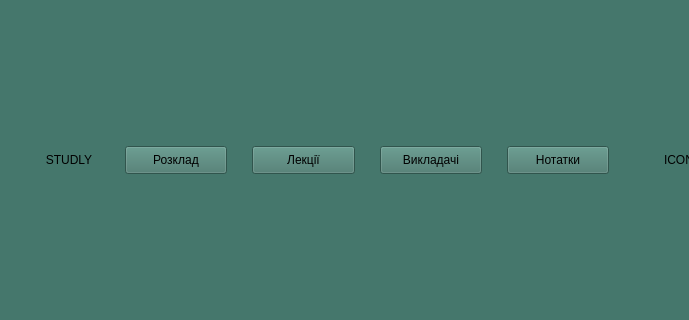
First picture: the form in studly/mainwindowstudent.ui, repository MykytaKa/MVP_Studly_Product, before the edit; both pictures show x 0 to 689 and y 119 to 439 of the 800 by 600 pixel window.
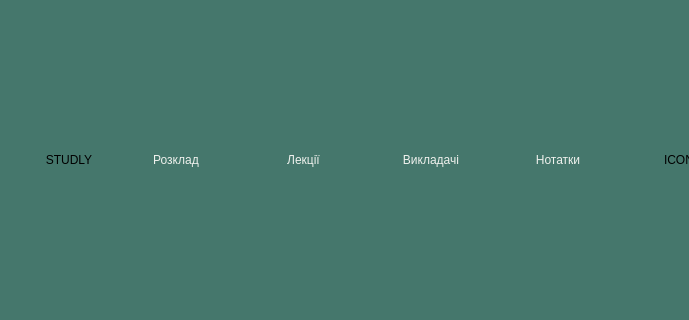
Second picture: the form after the edit.

```diff
--- a/studly/mainwindowstudent.ui
+++ b/studly/mainwindowstudent.ui
@@ -59,6 +59,11 @@
              <verstretch>0</verstretch>
             </sizepolicy>
            </property>
+           <property name="styleSheet">
+            <string notr="true">border-style: solid;
+        border-width: 0px;
+        color: rgb(239, 241, 237);</string>
+           </property>
            <property name="text">
             <string>Розклад</string>
            </property>
@@ -88,6 +93,11 @@
              <verstretch>0</verstretch>
             </sizepolicy>
            </property>
+           <property name="styleSheet">
+            <string notr="true">border-style: solid;
+        border-width: 0px;
+        color: rgb(239, 241, 237);</string>
+           </property>
            <property name="text">
             <string>Лекції</string>
            </property>
@@ -117,6 +127,11 @@
              <verstretch>0</verstretch>
             </sizepolicy>
            </property>
+           <property name="styleSheet">
+            <string notr="true">border-style: solid;
+        border-width: 0px;
+        color: rgb(239, 241, 237);</string>
+           </property>
            <property name="text">
             <string>Викладачі</string>
            </property>
@@ -146,6 +161,11 @@
              <verstretch>0</verstretch>
             </sizepolicy>
            </property>
+           <property name="styleSheet">
+            <string notr="true">border-style: solid;
+        border-width: 0px;
+        color: rgb(239, 241, 237);</string>
+           </property>
            <property name="text">
             <string>Нотатки</string>
            </property>
```
